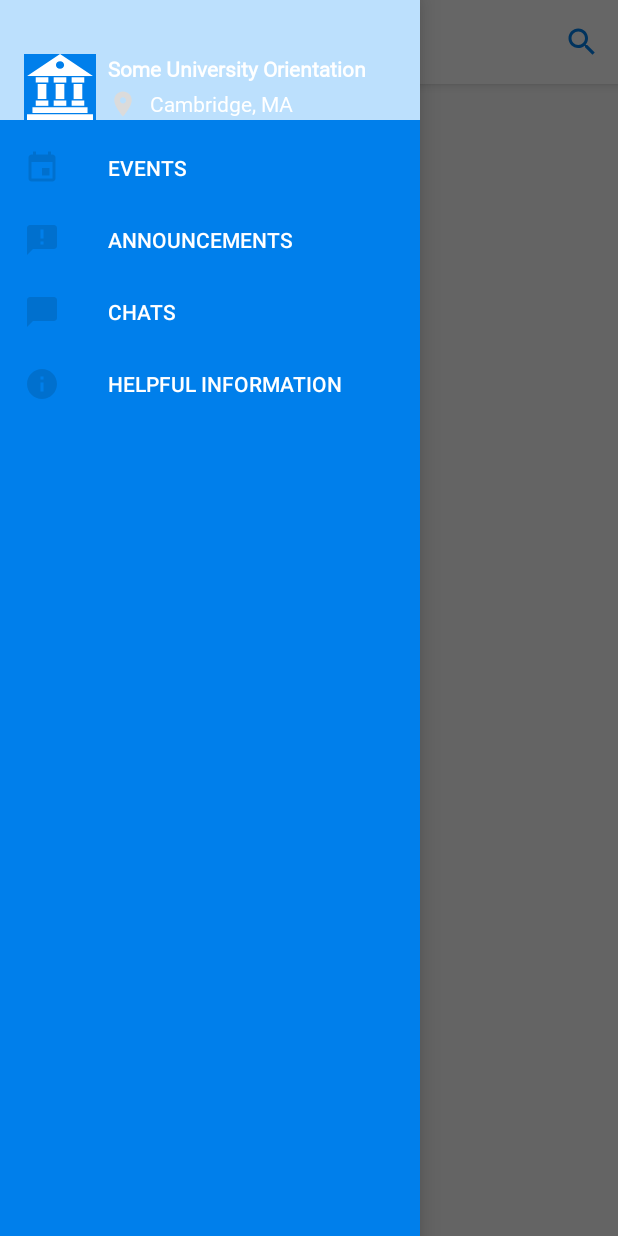
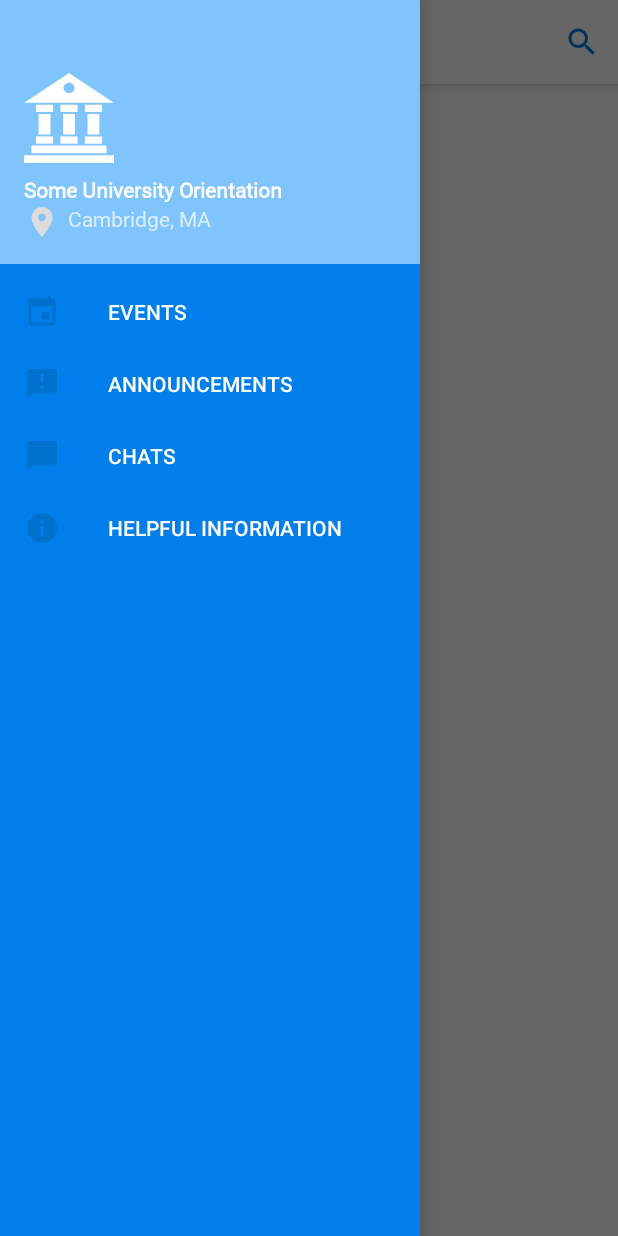
Before and after one commit to erastus-murungi/Orientate, an Android app: the screen it shows after launch (StudentNavActivity), with the side drawer open, on a phone screen of 412 x 824 dp. Run offline under Robolectric (Android 15) with nearby library versions, the phone set to English and light mode, and no system bars; our stand-ins replace navigation-ui.

Commit message:
improved layout of header of student navigation drawer

```diff
--- a/app/src/main/res/drawable/ic_education.xml
+++ b/app/src/main/res/drawable/ic_education.xml
@@ -1,6 +1,6 @@
 <vector xmlns:android="http://schemas.android.com/apk/res/android"
-    android:width="30dp"
-    android:height="30dp"
+    android:width="60dp"
+    android:height="60dp"
     android:viewportWidth="454.25333"
     android:viewportHeight="491.52">
   <path
--- /dev/null
+++ b/app/src/main/res/drawable/side_nav_bar_student.xml
@@ -0,0 +1,6 @@
+<shape xmlns:android="http://schemas.android.com/apk/res/android"
+    android:shape="rectangle">
+    <solid
+        android:color="@color/blue"
+        />
+</shape>
--- a/app/src/main/res/layout/nav_student_header.xml
+++ b/app/src/main/res/layout/nav_student_header.xml
@@ -1,64 +1,50 @@
 <?xml version="1.0" encoding="utf-8"?>
-<androidx.constraintlayout.widget.ConstraintLayout xmlns:android="http://schemas.android.com/apk/res/android"
+<LinearLayout xmlns:android="http://schemas.android.com/apk/res/android"
     xmlns:app="http://schemas.android.com/apk/res-auto"
-    xmlns:tools="http://schemas.android.com/tools"
     android:layout_width="match_parent"
-    android:layout_height="match_parent"
-    android:gravity="center"
-    android:layout_gravity="center"
-    android:background="@color/midBlue">
+    android:layout_height="@dimen/nav_header_height"
+    android:background="@drawable/side_nav_bar_student"
+    android:gravity="bottom"
+    android:orientation="vertical"
+    android:paddingLeft="@dimen/activity_horizontal_margin"
+    android:paddingTop="@dimen/activity_vertical_margin"
+    android:paddingRight="@dimen/activity_horizontal_margin"
+    android:paddingBottom="@dimen/activity_vertical_margin"
+    android:theme="@style/ThemeOverlay.AppCompat.Dark">
 
-    <com.google.android.material.imageview.ShapeableImageView
-        android:id="@+id/shapeable_image_view_institution_profile_pic"
-        android:layout_width="48dp"
-        android:layout_height="44dp"
-        android:layout_alignParentStart="true"
-        android:layout_alignParentTop="true"
-        android:layout_marginStart="16dp"
-        android:layout_marginTop="36dp"
-        android:background="@color/darkBlue"
-        android:src="@drawable/ic_education"
-        app:layout_constraintStart_toStartOf="parent"
-        app:layout_constraintTop_toTopOf="parent" />
+    <ImageView
+        android:id="@+id/image_view_profile_picture"
+        android:layout_width="wrap_content"
+        android:layout_height="wrap_content"
+        android:contentDescription="@string/nav_header_desc"
+        android:paddingTop="@dimen/nav_header_vertical_spacing"
+        app:srcCompat="@drawable/ic_education" />
 
     <TextView
         android:id="@+id/text_view_institution_name"
+        android:layout_width="match_parent"
+        android:layout_height="wrap_content"
+        android:paddingTop="@dimen/nav_header_vertical_spacing"
+        android:text="@string/some_university_orientation"
+        android:textAppearance="@style/TextAppearance.AppCompat.Body1"
+        android:textStyle="bold" />
+
+    <LinearLayout
         android:layout_width="wrap_content"
         android:layout_height="wrap_content"
-        android:layout_alignParentTop="true"
-        android:layout_marginStart="8dp"
-        android:layout_marginTop="36dp"
-        android:layout_toEndOf="@+id/shapeable_image_view_institution_profile_pic"
-        android:text="@string/some_university_orientation"
-        android:textColor="@color/white"
-        android:textStyle="bold"
-        app:layout_constraintStart_toEndOf="@+id/shapeable_image_view_institution_profile_pic"
-        app:layout_constraintTop_toTopOf="parent" />
+        android:orientation="horizontal">
 
-    <ImageView
-        android:id="@+id/image_view_location_pin"
-        android:layout_width="20dp"
-        android:layout_height="20dp"
-        android:layout_below="@+id/text_view_institution_name"
-        android:layout_marginStart="8dp"
-        android:layout_marginTop="4dp"
-        android:layout_toEndOf="@+id/shapeable_image_view_institution_profile_pic"
-        android:contentDescription="@string/location_pin"
-        android:src="@drawable/ic_baseline_location_on_24"
-        app:layout_constraintStart_toEndOf="@+id/shapeable_image_view_institution_profile_pic"
-        app:layout_constraintTop_toBottomOf="@+id/text_view_institution_name" />
+        <ImageView
+            android:layout_width="wrap_content"
+            android:layout_height="wrap_content"
+            android:paddingStart="0dp"
+            android:paddingEnd="5dp"
+            android:src="@drawable/ic_baseline_location_on_24" />
 
-    <TextView
-        android:id="@+id/text_view_institution_location"
-        android:layout_width="wrap_content"
-        android:layout_height="19dp"
-        android:layout_below="@+id/text_view_institution_name"
-        android:layout_marginStart="8dp"
-        android:layout_marginTop="4dp"
-        android:layout_toEndOf="@+id/image_view_location_pin"
-        android:text="@string/sample_loc"
-        android:textColor="@color/white"
-        app:layout_constraintStart_toEndOf="@+id/image_view_location_pin"
-        app:layout_constraintTop_toBottomOf="@+id/text_view_institution_name" />
-
-</androidx.constraintlayout.widget.ConstraintLayout>
+        <TextView
+            android:id="@+id/text_view_institution_location"
+            android:layout_width="wrap_content"
+            android:layout_height="wrap_content"
+            android:text="@string/sample_loc" />
+    </LinearLayout>
+</LinearLayout>
```
